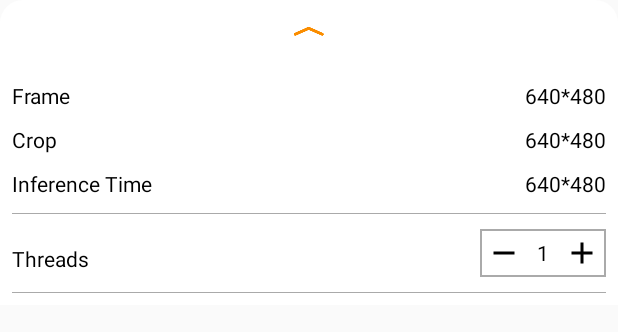
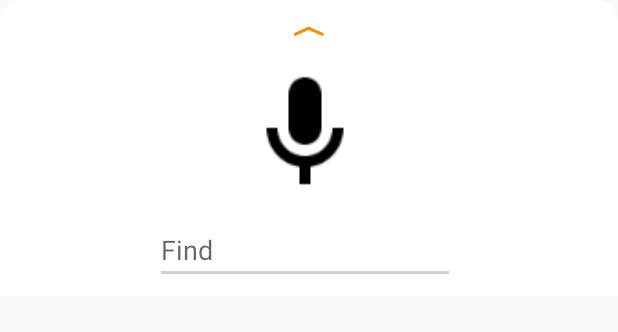
Before and after one commit to pdx97/explorer, an Android app: the layout layout_bottom_sheet.xml on its own in the app's theme, with its tools: preview values and no code run, on a phone screen of 412 x 824 dp. Shown: the top 332 px of the screen. Run offline under Robolectric (Android 15) with nearby library versions, the phone set to English and light mode, and no system bars.

Commit message:
Added button and edittext

```diff
--- a/app/src/main/java/org/tensorflow/lite/examples/detection/CameraActivity.java
+++ b/app/src/main/java/org/tensorflow/lite/examples/detection/CameraActivity.java
@@ -93,9 +93,9 @@ public abstract class CameraActivity extends AppCompatActivity
     getWindow().addFlags(WindowManager.LayoutParams.FLAG_KEEP_SCREEN_ON);
 
     setContentView(R.layout.activity_camera);
-    Toolbar toolbar = findViewById(R.id.toolbar);
-    setSupportActionBar(toolbar);
-    getSupportActionBar().setDisplayShowTitleEnabled(false);
+//    Toolbar toolbar = findViewById(R.id.toolbar);
+//    setSupportActionBar(gt );
+//    getSupportActionBar().setDisplayShowTitleEnabled(false);
 
     if (hasPermission()) {
       setFragment();
@@ -103,9 +103,9 @@ public abstract class CameraActivity extends AppCompatActivity
       requestPermission();
     }
 
-    threadsTextView = findViewById(R.id.threads);
-    plusImageView = findViewById(R.id.plus);
-    minusImageView = findViewById(R.id.minus);
+//    threadsTextView = findViewById(R.id.threads);
+//    plusImageView = findViewById(R.id.plus);
+//    minusImageView = findViewById(R.id.minus);
     apiSwitchCompat = findViewById(R.id.api_info_switch);
     bottomSheetLayout = findViewById(R.id.bottom_sheet_layout);
     gestureLayout = findViewById(R.id.gesture_layout);
@@ -159,14 +159,14 @@ public abstract class CameraActivity extends AppCompatActivity
           public void onSlide(@NonNull View bottomSheet, float slideOffset) {}
         });
 
-    frameValueTextView = findViewById(R.id.frame_info);
-    cropValueTextView = findViewById(R.id.crop_info);
-    inferenceTimeTextView = findViewById(R.id.inference_info);
+//    frameValueTextView = findViewById(R.id.frame_info);
+//    cropValueTextView = findViewById(R.id.crop_info);
+//    inferenceTimeTextView = findViewById(R.id.inference_info);
 
     apiSwitchCompat.setOnCheckedChangeListener(this);
 
-    plusImageView.setOnClickListener(this);
-    minusImageView.setOnClickListener(this);
+//    plusImageView.setOnClickListener(this);
+//    minusImageView.setOnClickListener(this);
   }
 
   protected int[] getRgbBytes() {
@@ -497,35 +497,35 @@ public abstract class CameraActivity extends AppCompatActivity
 
   @Override
   public void onClick(View v) {
-    if (v.getId() == R.id.plus) {
-      String threads = threadsTextView.getText().toString().trim();
-      int numThreads = Integer.parseInt(threads);
-      if (numThreads >= 9) return;
-      numThreads++;
-      threadsTextView.setText(String.valueOf(numThreads));
-      setNumThreads(numThreads);
-    } else if (v.getId() == R.id.minus) {
-      String threads = threadsTextView.getText().toString().trim();
-      int numThreads = Integer.parseInt(threads);
-      if (numThreads == 1) {
-        return;
-      }
-      numThreads--;
-      threadsTextView.setText(String.valueOf(numThreads));
-      setNumThreads(numThreads);
-    }
+//    if (v.getId() == R.id.plus) {
+//      String threads = threadsTextView.getText().toString().trim();
+//      int numThreads = Integer.parseInt(threads);
+//      if (numThreads >= 9) return;
+//      numThreads++;
+//      threadsTextView.setText(String.valueOf(numThreads));
+//      setNumThreads(numThreads);
+//    } else if (v.getId() == R.id.minus) {
+//      String threads = threadsTextView.getText().toString().trim();
+//      int numThreads = Integer.parseInt(threads);
+//      if (numThreads == 1) {
+//        return;
+//      }
+//      numThreads--;
+//      threadsTextView.setText(String.valueOf(numThreads));
+//      setNumThreads(numThreads);
+//    }
   }
 
   protected void showFrameInfo(String frameInfo) {
-    frameValueTextView.setText(frameInfo);
+//    frameValueTextView.setText(frameInfo);
   }
 
   protected void showCropInfo(String cropInfo) {
-    cropValueTextView.setText(cropInfo);
+//    cropValueTextView.setText(cropInfo);
   }
 
   protected void showInference(String inferenceTime) {
-    inferenceTimeTextView.setText(inferenceTime);
+//    inferenceTimeTextView.setText(inferenceTime);
   }
 
   protected abstract void processImage();
--- a/app/src/main/res/layout/activity_camera.xml
+++ b/app/src/main/res/layout/activity_camera.xml
@@ -35,18 +35,18 @@
             android:layout_height="match_parent"
             tools:context="org.tensorflow.demo.CameraActivity" />
 
-        <android.support.v7.widget.Toolbar
-            android:id="@+id/toolbar"
-            android:layout_width="match_parent"
-            android:layout_height="?attr/actionBarSize"
-            android:layout_alignParentTop="true"
-            android:background="@color/semi_transparent">
+        <!--<android.support.v7.widget.Toolbar-->
+            <!--android:id="@+id/toolbar"-->
+            <!--android:layout_width="match_parent"-->
+            <!--android:layout_height="?attr/actionBarSize"-->
+            <!--android:layout_alignParentTop="true"-->
+            <!--android:background="@color/semi_transparent">-->
 
-            <ImageView
-                android:layout_width="wrap_content"
-                android:layout_height="wrap_content"
-                android:src="@drawable/tfl_logo" />
-        </android.support.v7.widget.Toolbar>
+            <!--&lt;!&ndash;<ImageView&ndash;&gt;-->
+                <!--&lt;!&ndash;android:layout_width="wrap_content"&ndash;&gt;-->
+                <!--&lt;!&ndash;android:layout_height="wrap_content"&ndash;&gt;-->
+                <!--&lt;!&ndash;android:src="@drawable/tfl_logo" />&ndash;&gt;-->
+        <!--</android.support.v7.widget.Toolbar>-->
 
     </RelativeLayout>
 
--- a/app/src/main/res/layout/layout_bottom_sheet.xml
+++ b/app/src/main/res/layout/layout_bottom_sheet.xml
@@ -29,52 +29,67 @@
 
     </LinearLayout>
 
-    <LinearLayout
-        android:layout_width="match_parent"
-        android:layout_height="wrap_content"
-        android:orientation="horizontal">
+    <!--<LinearLayout-->
+        <!--android:layout_width="match_parent"-->
+        <!--android:layout_height="wrap_content"-->
+        <!--android:orientation="horizontal">-->
 
-        <TextView
-            android:id="@+id/frame"
-            android:layout_width="wrap_content"
-            android:layout_height="wrap_content"
-            android:layout_marginTop="10dp"
-            android:text="Frame"
-            android:textColor="@android:color/black" />
+        <!--<TextView-->
+            <!--android:id="@+id/frame"-->
+            <!--android:layout_width="wrap_content"-->
+            <!--android:layout_height="wrap_content"-->
+            <!--android:layout_marginTop="10dp"-->
+            <!--android:text="Frame"-->
+            <!--android:textColor="@android:color/black" />-->
 
-        <TextView
-            android:id="@+id/frame_info"
-            android:layout_width="match_parent"
-            android:layout_height="wrap_content"
-            android:layout_marginTop="10dp"
-            android:gravity="right"
-            android:text="640*480"
-            android:textColor="@android:color/black" />
-    </LinearLayout>
+        <!--<TextView-->
+            <!--android:id="@+id/frame_info"-->
+            <!--android:layout_width="match_parent"-->
+            <!--android:layout_height="wrap_content"-->
+            <!--android:layout_marginTop="10dp"-->
+            <!--android:gravity="right"-->
+            <!--android:text="640*480"-->
+            <!--android:textColor="@android:color/black" />-->
+    <!--</LinearLayout>-->
+
+    <!--<LinearLayout-->
+        <!--android:layout_width="match_parent"-->
+        <!--android:layout_height="wrap_content"-->
+        <!--android:orientation="horizontal">-->
+
+        <!--<TextView-->
+            <!--android:id="@+id/crop"-->
+            <!--android:layout_width="wrap_content"-->
+            <!--android:layout_height="wrap_content"-->
+            <!--android:layout_marginTop="10dp"-->
+            <!--android:text="Crop"-->
+            <!--android:textColor="@android:color/black" />-->
+
+        <!--<TextView-->
+            <!--android:id="@+id/crop_info"-->
+            <!--android:layout_width="match_parent"-->
+            <!--android:layout_height="wrap_content"-->
+            <!--android:layout_marginTop="10dp"-->
+            <!--android:gravity="right"-->
+            <!--android:text="640*480"-->
+            <!--android:textColor="@android:color/black" />-->
+    <!--</LinearLayout>-->
 
     <LinearLayout
         android:layout_width="match_parent"
-        android:layout_height="wrap_content"
+        android:layout_height="match_parent"
         android:orientation="horizontal">
 
-        <TextView
-            android:id="@+id/crop"
+        <Button
+            android:background="@drawable/mic"
+            android:gravity="center"
+            android:layout_gravity="center"
             android:layout_width="wrap_content"
-            android:layout_height="wrap_content"
-            android:layout_marginTop="10dp"
-            android:text="Crop"
-            android:textColor="@android:color/black" />
+            android:layout_height="90dp"
+            android:layout_marginLeft="151dp"
+            />
 
-        <TextView
-            android:id="@+id/crop_info"
-            android:layout_width="match_parent"
-            android:layout_height="wrap_content"
-            android:layout_marginTop="10dp"
-            android:gravity="right"
-            android:text="640*480"
-            android:textColor="@android:color/black" />
     </LinearLayout>
-
 
 
     <LinearLayout
@@ -82,81 +97,83 @@
         android:layout_height="wrap_content"
         android:orientation="horizontal">
 
-        <TextView
-            android:id="@+id/inference"
-            android:layout_width="wrap_content"
+        <!--<TextView-->
+            <!--android:id="@+id/search_ob"-->
+            <!--android:layout_width="wrap_content"-->
+            <!--android:layout_height="wrap_content"-->
+            <!--android:layout_marginTop="10dp"-->
+            <!--android:layout_marginLeft="151dp"-->
+            <!--android:text="Search Object"-->
+            <!--android:textColor="@android:color/black" />-->
+
+        <EditText
+            android:layout_width="200dp"
             android:layout_height="wrap_content"
+            android:id="@+id/get_text"
             android:layout_marginTop="10dp"
-            android:text="Inference Time"
-            android:textColor="@android:color/black" />
+            android:layout_marginLeft="95dp"
+            android:hint="Find"
+            />
 
-        <TextView
-            android:id="@+id/inference_info"
-            android:layout_width="match_parent"
-            android:layout_height="wrap_content"
-            android:layout_marginTop="10dp"
-            android:gravity="right"
-            android:text="640*480"
-            android:textColor="@android:color/black" />
     </LinearLayout>
 
-    <View
-        android:layout_width="match_parent"
-        android:layout_height="1px"
-        android:layout_marginTop="10dp"
-        android:background="@android:color/darker_gray" />
+    <!--<View-->
+        <!--android:layout_width="match_parent"-->
+        <!--android:layout_height="1px"-->
+        <!--android:layout_marginTop="10dp"-->
+        <!--android:background="@android:color/darker_gray" />-->
 
-    <RelativeLayout
-        android:layout_width="match_parent"
-        android:layout_height="wrap_content"
-        android:layout_marginTop="10dp"
-        android:orientation="horizontal">
+    <!--<RelativeLayout-->
+        <!--android:layout_width="match_parent"-->
+        <!--android:layout_height="wrap_content"-->
+        <!--android:layout_marginTop="10dp"-->
+        <!--android:orientation="horizontal">-->
 
-        <TextView
-            android:layout_width="wrap_content"
-            android:layout_height="wrap_content"
-            android:layout_marginTop="10dp"
-            android:text="Threads"
-            android:textColor="@android:color/black" />
+        <!--<TextView-->
+            <!--android:layout_width="wrap_content"-->
+            <!--android:layout_height="wrap_content"-->
+            <!--android:layout_marginTop="10dp"-->
+            <!--android:text="Threads"-->
+            <!--android:textColor="@android:color/black" />-->
 
-        <LinearLayout
-            android:layout_width="wrap_content"
-            android:layout_height="wrap_content"
-            android:layout_alignParentRight="true"
-            android:background="@drawable/rectangle"
-            android:gravity="center"
-            android:orientation="horizontal"
-            android:padding="4dp">
+        <!--<LinearLayout-->
+            <!--android:layout_width="wrap_content"-->
+            <!--android:layout_height="wrap_content"-->
+            <!--android:layout_alignParentRight="true"-->
+            <!--android:background="@drawable/rectangle"-->
+            <!--android:gravity="center"-->
+            <!--android:orientation="horizontal"-->
+            <!--android:padding="4dp">-->
 
-            <ImageView
-                android:id="@+id/minus"
-                android:layout_width="wrap_content"
-                android:layout_height="wrap_content"
-                android:src="@drawable/ic_baseline_remove" />
+            <!--<ImageView-->
+                <!--android:id="@+id/minus"-->
+                <!--android:layout_width="wrap_content"-->
+                <!--android:layout_height="wrap_content"-->
+                <!--android:src="@drawable/ic_baseline_remove" />-->
 
-            <TextView
-                android:id="@+id/threads"
-                android:layout_width="wrap_content"
-                android:layout_height="wrap_content"
-                android:layout_marginLeft="10dp"
-                android:layout_marginRight="10dp"
-                android:text="1"
-                android:textColor="@android:color/black"
-                android:textSize="14sp" />
+            <!--<TextView-->
+                <!--android:id="@+id/threads"-->
+                <!--android:layout_width="wrap_content"-->
+                <!--android:layout_height="wrap_content"-->
+                <!--android:layout_marginLeft="10dp"-->
+                <!--android:layout_marginRight="10dp"-->
+                <!--android:text="1"-->
+                <!--android:textColor="@android:color/black"-->
+                <!--android:textSize="14sp" />-->
 
-            <ImageView
-                android:id="@+id/plus"
-                android:layout_width="wrap_content"
-                android:layout_height="wrap_content"
-                android:src="@drawable/ic_baseline_add" />
-        </LinearLayout>
-    </RelativeLayout>
+            <!--<ImageView-->
+                <!--android:id="@+id/plus"-->
+                <!--android:layout_width="wrap_content"-->
+                <!--android:layout_height="wrap_content"-->
+                <!--android:src="@drawable/ic_baseline_add" />-->
+        <!--</LinearLayout>-->
+    <!--</RelativeLayout>-->
 
-    <View
-        android:layout_width="match_parent"
-        android:layout_height="1px"
-        android:layout_marginTop="10dp"
-        android:background="@android:color/darker_gray" />
+    <!--<View-->
+        <!--android:layout_width="match_parent"-->
+        <!--android:layout_height="1px"-->
+        <!--android:layout_marginTop="10dp"-->
+        <!--android:background="@android:color/darker_gray" />-->
 
     <!-- TODO(b/112541284): Unhide when new NNAPI delegate is used. -->
     <LinearLayout
```
Also changed, not shown: app/src/main/res/drawable-xhdpi/mic.png (added), app/src/main/res/drawable-xhdpi/search.png (added).
